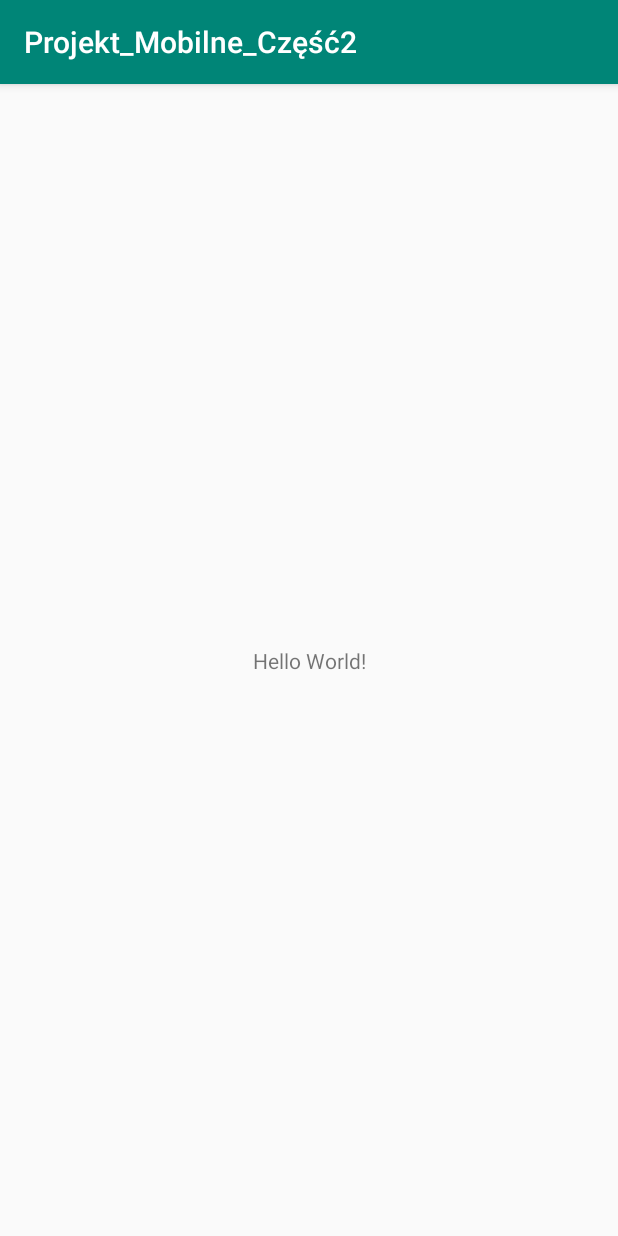
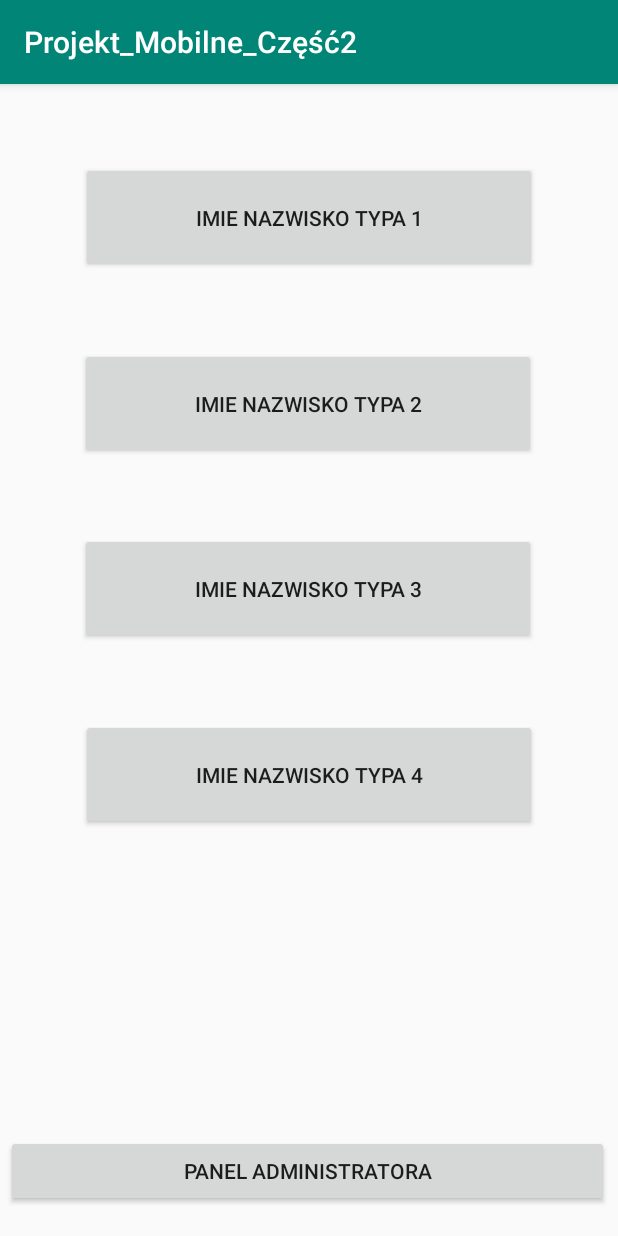
Before and after one commit to Triko42/Projekt_Mobilne_Cz2, an Android app: the screen it shows after launch (MainActivity), on a phone screen of 412 x 824 dp. Run offline under Robolectric (Android 15) with nearby library versions, the phone set to English and light mode, and no system bars.

Commit message:
commit 13:10

```diff
--- a/app/src/main/res/layout/activity_main.xml
+++ b/app/src/main/res/layout/activity_main.xml
@@ -6,13 +6,78 @@
     android:layout_height="match_parent"
     tools:context=".MainActivity">
 
-    <TextView
-        android:layout_width="wrap_content"
-        android:layout_height="wrap_content"
-        android:text="Hello World!"
+    <Button
+        android:id="@+id/button4"
+        android:layout_width="304dp"
+        android:layout_height="74dp"
+        android:layout_marginStart="53dp"
+        android:layout_marginTop="15dp"
+        android:layout_marginEnd="54dp"
+        android:layout_marginBottom="262dp"
+        android:onClick="openUnitsActivity"
+        android:text="IMIE NAZWISKO TYPA 4"
         app:layout_constraintBottom_toBottomOf="parent"
-        app:layout_constraintLeft_toLeftOf="parent"
-        app:layout_constraintRight_toRightOf="parent"
+        app:layout_constraintEnd_toEndOf="parent"
+        app:layout_constraintStart_toStartOf="parent"
+        app:layout_constraintTop_toBottomOf="@+id/button3" />
+
+    <Button
+        android:id="@+id/button3"
+        android:layout_width="304dp"
+        android:layout_height="74dp"
+        android:layout_marginStart="53dp"
+        android:layout_marginTop="15dp"
+        android:layout_marginEnd="54dp"
+        android:layout_marginBottom="25dp"
+        android:onClick="openUnitsActivity"
+        android:text="IMIE NAZWISKO TYPA 3"
+        app:layout_constraintBottom_toTopOf="@+id/button4"
+        app:layout_constraintEnd_toEndOf="parent"
+        app:layout_constraintHorizontal_bias="0.0"
+        app:layout_constraintStart_toStartOf="parent"
+        app:layout_constraintTop_toBottomOf="@+id/button2" />
+
+    <Button
+        android:id="@+id/button1"
+        android:layout_width="304dp"
+        android:layout_height="74dp"
+        android:layout_marginStart="53dp"
+        android:layout_marginTop="43dp"
+        android:layout_marginEnd="54dp"
+        android:layout_marginBottom="25dp"
+        android:onClick="openUnitsActivity"
+        android:text="IMIE NAZWISKO TYPA 1"
+        app:layout_constraintBottom_toTopOf="@+id/button2"
+        app:layout_constraintEnd_toEndOf="parent"
+        app:layout_constraintStart_toStartOf="parent"
         app:layout_constraintTop_toTopOf="parent" />
 
+    <Button
+        android:id="@+id/button2"
+        android:layout_width="304dp"
+        android:layout_height="74dp"
+        android:layout_marginStart="53dp"
+        android:layout_marginTop="15dp"
+        android:layout_marginEnd="54dp"
+        android:layout_marginBottom="25dp"
+        android:onClick="openUnitsActivity"
+        android:text="IMIE NAZWISKO TYPA 2"
+        app:layout_constraintBottom_toTopOf="@+id/button3"
+        app:layout_constraintEnd_toEndOf="parent"
+        app:layout_constraintHorizontal_bias="0.0"
+        app:layout_constraintStart_toStartOf="parent"
+        app:layout_constraintTop_toBottomOf="@+id/button1" />
+
+    <Button
+        android:id="@+id/button_student"
+        android:layout_width="402dp"
+        android:layout_height="wrap_content"
+        android:layout_marginStart="4dp"
+        android:layout_marginTop="200dp"
+        android:layout_marginBottom="16dp"
+        android:text="PANEL ADMINISTRATORA"
+        app:layout_constraintBottom_toBottomOf="parent"
+        app:layout_constraintStart_toStartOf="parent"
+        app:layout_constraintTop_toBottomOf="@+id/button4" />
+
 </android.support.constraint.ConstraintLayout>
```
Also changed, not shown: app/src/main/java/com/example/projekt_mobilne_cz2/MainActivity.java (+78 -4 lines), app/src/main/java/com/example/projekt_mobilne_cz2/STUhelper.java (added, +32 -0 lines), app/src/main/java/com/example/projekt_mobilne_cz2/STUloader.java (added, +18 -0 lines), app/src/main/java/com/example/projekt_mobilne_cz2/STUstudent.java (added, +43 -0 lines), app/src/main/res/layout/przedmiot.xml (added, +15 -0 lines), app/src/main/res/layout/studenci.xml (added, +42 -0 lines), app/src/main/res/layout/student_list.xml (added, +76 -0 lines).
